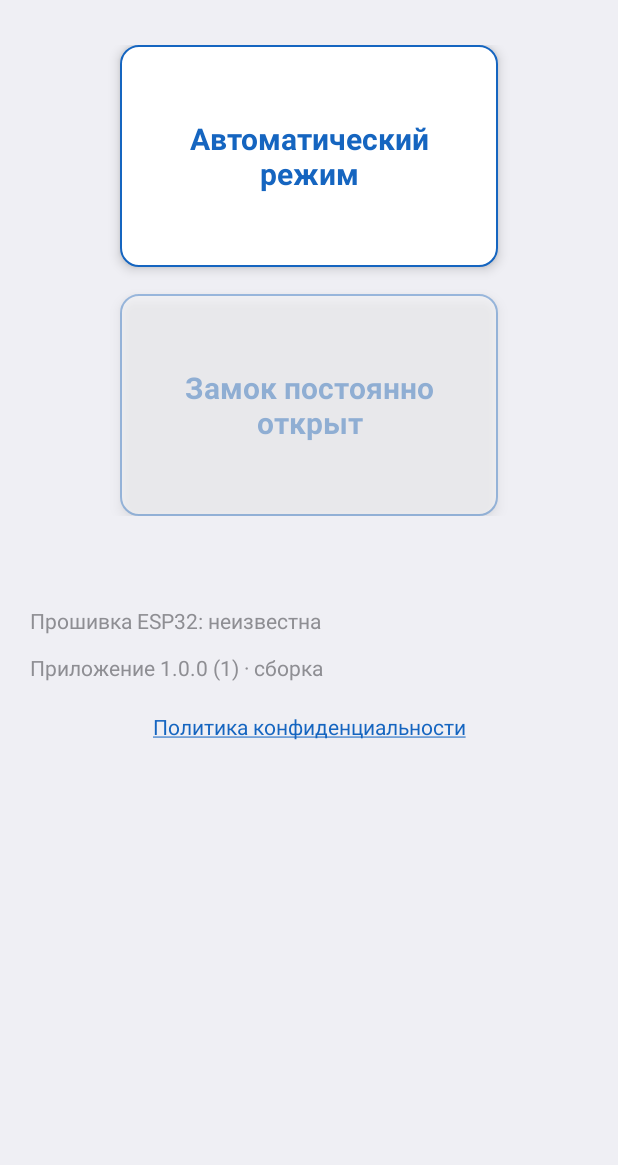
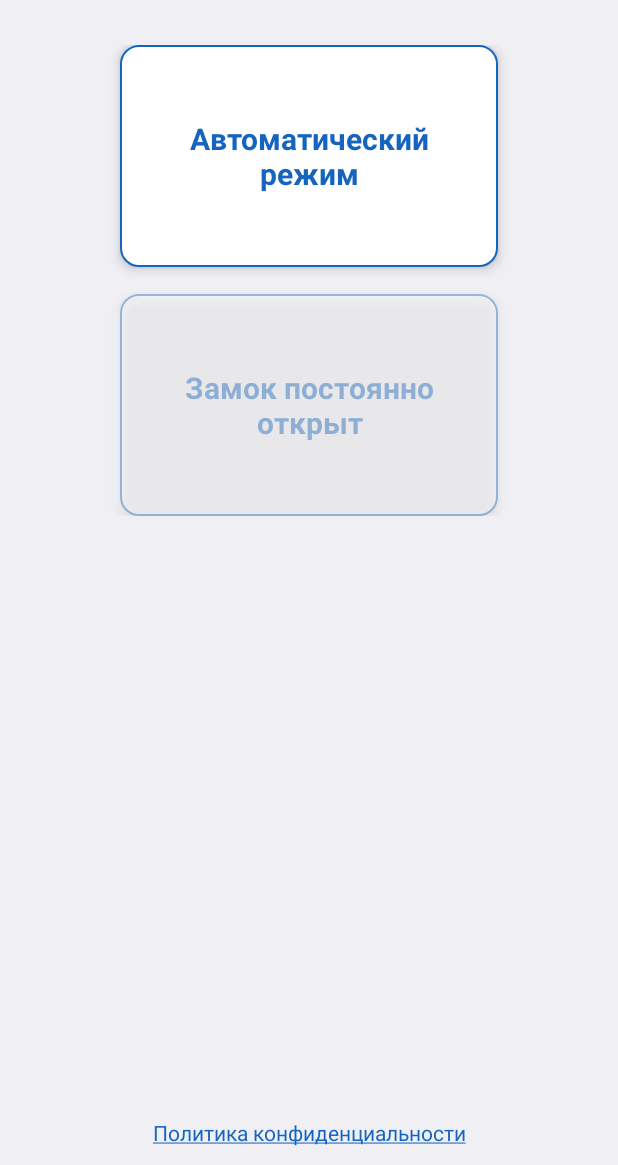
Before and after one commit to uah0/thekidlock, an Android app: the screen it shows after launch (MainActivity), on a phone screen of 412 x 824 dp, the part 71-1236 px from its top. Run offline under Robolectric (Android 15) with nearby library versions, the phone set to English and light mode, and no system bars.

Commit message:
Port production-safe Android release fixes

```diff
--- a/android_lock_beacon/app/src/main/AndroidManifest.xml
+++ b/android_lock_beacon/app/src/main/AndroidManifest.xml
@@ -5,6 +5,7 @@
 
     <uses-permission android:name="android.permission.BLUETOOTH" android:maxSdkVersion="30" />
     <uses-permission android:name="android.permission.BLUETOOTH_ADMIN" android:maxSdkVersion="30" />
+    <uses-permission android:name="android.permission.ACCESS_COARSE_LOCATION" android:maxSdkVersion="32" />
     <uses-permission android:name="android.permission.ACCESS_FINE_LOCATION" android:maxSdkVersion="32" />
     <uses-permission android:name="android.permission.NEARBY_WIFI_DEVICES" />
     <uses-permission android:name="android.permission.CHANGE_WIFI_STATE" />
@@ -15,7 +16,6 @@
     <uses-permission android:name="android.permission.FOREGROUND_SERVICE" />
     <uses-permission android:name="android.permission.FOREGROUND_SERVICE_CONNECTED_DEVICE" />
     <uses-permission android:name="android.permission.RECEIVE_BOOT_COMPLETED" />
-    <uses-permission android:name="android.permission.REQUEST_IGNORE_BATTERY_OPTIMIZATIONS" />
 
     <application
         android:allowBackup="false"
--- a/android_lock_beacon/app/src/main/java/com/blelock/app/BleRepository.kt
+++ b/android_lock_beacon/app/src/main/java/com/blelock/app/BleRepository.kt
@@ -8,6 +8,7 @@ import android.bluetooth.BluetoothGattCharacteristic
 import android.bluetooth.BluetoothGattService
 import android.bluetooth.BluetoothManager
 import android.bluetooth.BluetoothProfile
+import android.bluetooth.BluetoothStatusCodes
 import android.bluetooth.le.ScanCallback
 import android.bluetooth.le.ScanFilter
 import android.bluetooth.le.ScanResult
@@ -817,7 +818,7 @@ class BleRepository(
             if (Build.VERSION.SDK_INT >= 33) {
                 currentGatt.writeCharacteristic(
                     characteristic, value, BluetoothGattCharacteristic.WRITE_TYPE_DEFAULT
-                ) == BluetoothGatt.GATT_SUCCESS
+                ) == BluetoothStatusCodes.SUCCESS
             } else {
                 @Suppress("DEPRECATION")
                 characteristic.value = value
--- a/android_lock_beacon/app/src/main/java/com/blelock/app/BootReceiver.kt
+++ b/android_lock_beacon/app/src/main/java/com/blelock/app/BootReceiver.kt
@@ -10,7 +10,8 @@ class BootReceiver : BroadcastReceiver() {
         val regularBoot = intent.action == Intent.ACTION_BOOT_COMPLETED
         val lockedBoot = Build.VERSION.SDK_INT >= Build.VERSION_CODES.N &&
             intent.action == Intent.ACTION_LOCKED_BOOT_COMPLETED
-        if (!regularBoot && !lockedBoot) return
+        val packageReplaced = intent.action == Intent.ACTION_MY_PACKAGE_REPLACED
+        if (!regularBoot && !lockedBoot && !packageReplaced) return
         if (!LockSettings(context).autoOpenEnabled) {
             return
         }
--- a/android_lock_beacon/app/src/main/java/com/blelock/app/MainActivity.kt
+++ b/android_lock_beacon/app/src/main/java/com/blelock/app/MainActivity.kt
@@ -18,7 +18,6 @@ import android.os.Bundle
 import android.os.Handler
 import android.os.Looper
 import android.os.IBinder
-import android.os.PowerManager
 import android.os.SystemClock
 import android.net.Uri
 import android.net.wifi.WifiManager
@@ -45,6 +44,7 @@ import android.widget.ArrayAdapter
 import android.widget.Space
 import android.widget.Switch
 import android.widget.TextView
+import androidx.core.content.ContextCompat
 import androidx.swiperefreshlayout.widget.SwipeRefreshLayout
 
 class MainActivity : Activity() {
@@ -87,9 +87,7 @@ class MainActivity : Activity() {
     private lateinit var staticSettingsContainer: LinearLayout
     private lateinit var legacyAdvPowerContainer: LinearLayout
     private lateinit var legacyOtaContainer: LinearLayout
-    private lateinit var firmwareVersionView: TextView
     private lateinit var privacyPolicyButton: TextView
-    private lateinit var appVersionView: TextView
     private val adminButtons = mutableListOf<Button>()
     private val dynamicInputs = mutableMapOf<String, View>()
     private val dynamicSchemaItems = mutableMapOf<String, DeclarativeUiItem>()
@@ -296,9 +294,6 @@ class MainActivity : Activity() {
             }
 
             override fun onLockData(info: String?, status: String?) {
-                if (!info.isNullOrBlank()) {
-                    firmwareVersionView.text = getString(R.string.firmware_version, info)
-                }
                 if (::manualKeepOpenButton.isInitialized && !status.isNullOrBlank() &&
                     (keepOpenStatusExpected || !keepOpenCommandPending)) {
                     val alwaysOpen = status.trim().equals("OPEN_HOLD", ignoreCase = true)
@@ -581,11 +576,12 @@ class MainActivity : Activity() {
             addAction(BleLockService.ACTION_CONNECTION_STATE)
             addAction(BleLockService.ACTION_AUTOMATIC_MODE)
         }
-        if (Build.VERSION.SDK_INT >= Build.VERSION_CODES.TIRAMISU) {
-            registerReceiver(backgroundConnectionReceiver, filter, RECEIVER_NOT_EXPORTED)
-        } else {
-            registerReceiver(backgroundConnectionReceiver, filter)
-        }
+        ContextCompat.registerReceiver(
+            this,
+            backgroundConnectionReceiver,
+            filter,
+            ContextCompat.RECEIVER_NOT_EXPORTED
+        )
         backgroundReceiverRegistered = true
         // Сервис мог подключиться ещё до открытия экрана — подтягиваем
         // текущее состояние сразу, не дожидаясь следующей смены состояния.
@@ -677,21 +673,6 @@ class MainActivity : Activity() {
         }
         root.addView(adminContainer, fullWidth())
 
-        firmwareVersionView = TextView(this).apply {
-            text = getString(R.string.firmware_version_unknown)
-            textSize = 14f
-            setTextColor(getColor(R.color.secondary_text))
-        }
-        appVersionView = TextView(this).apply {
-            text = getString(
-                R.string.app_version_release,
-                BuildConfig.VERSION_NAME,
-                BuildConfig.VERSION_CODE,
-                BuildConfig.BUILD_TIMESTAMP
-            )
-            textSize = 14f
-            setTextColor(getColor(R.color.secondary_text))
-        }
         hotspotStatusView = TextView(this).apply {
             text = getString(R.string.local_hotspot_status)
             textSize = 14f
@@ -817,8 +798,6 @@ class MainActivity : Activity() {
             repository.rebootEsp32()
         })
 
-        root.addView(firmwareVersionView, topSpacedFullWidth(12).apply { leftMargin = dp(4) })
-        root.addView(appVersionView, topSpacedFullWidth(12).apply { leftMargin = dp(4) })
         privacyPolicyButton = TextView(this).apply {
             setText(R.string.privacy_policy_button)
             textSize = 14f
@@ -830,8 +809,6 @@ class MainActivity : Activity() {
             isFocusable = true
             setOnClickListener { showPrivacyPolicy() }
         }
-        root.addView(privacyPolicyButton, topSpacedFullWidth(8))
-
         adminContainer.addView(Space(this), fullWidth().apply { height = dp(32) })
 
         val scroll = ScrollView(this).apply {
@@ -854,19 +831,29 @@ class MainActivity : Activity() {
         return FrameLayout(this).apply {
             setBackgroundColor(getColor(R.color.screen_background))
             setOnApplyWindowInsetsListener { view, insets ->
-                val systemBars = if (Build.VERSION.SDK_INT >= Build.VERSION_CODES.R) {
-                    insets.getInsets(WindowInsets.Type.systemBars())
+                val topInset: Int
+                val bottomInset: Int
+                if (Build.VERSION.SDK_INT >= Build.VERSION_CODES.R) {
+                    val systemBars = insets.getInsets(WindowInsets.Type.systemBars())
+                    topInset = systemBars.top
+                    bottomInset = systemBars.bottom
                 } else {
-                    null
-                }
-                val topInset = systemBars?.top ?: insets.systemWindowInsetTop
-                val bottomInset = systemBars?.bottom ?: insets.systemWindowInsetBottom
+                    @Suppress("DEPRECATION")
+                    topInset = insets.systemWindowInsetTop
+                    @Suppress("DEPRECATION")
+                    bottomInset = insets.systemWindowInsetBottom
+                }
                 view.setPadding(0, topInset, 0, bottomInset)
                 insets
             }
             addView(swipeRefresh, FrameLayout.LayoutParams(
                 ViewGroup.LayoutParams.MATCH_PARENT,
                 ViewGroup.LayoutParams.MATCH_PARENT
+            ).apply { bottomMargin = dp(44) })
+            addView(privacyPolicyButton, FrameLayout.LayoutParams(
+                ViewGroup.LayoutParams.MATCH_PARENT,
+                ViewGroup.LayoutParams.WRAP_CONTENT,
+                Gravity.BOTTOM
             ))
             post { requestApplyInsets() }
         }
@@ -1138,7 +1125,17 @@ class MainActivity : Activity() {
     private fun showLegacyBleLocationNoticeIfNeeded() {
         if (Build.VERSION.SDK_INT !in Build.VERSION_CODES.M..Build.VERSION_CODES.R) return
         val locationManager = getSystemService(LocationManager::class.java)
-        if (locationManager.isLocationEnabled || legacyLocationDialog?.isShowing == true) return
+        val locationEnabled = if (Build.VERSION.SDK_INT >= Build.VERSION_CODES.P) {
+            locationManager.isLocationEnabled
+        } else {
+            @Suppress("DEPRECATION")
+            Settings.Secure.getInt(
+                contentResolver,
+                Settings.Secure.LOCATION_MODE,
+                Settings.Secure.LOCATION_MODE_OFF
+            ) != Settings.Secure.LOCATION_MODE_OFF
+        }
+        if (locationEnabled || legacyLocationDialog?.isShowing == true) return
 
         legacyLocationDialog = AlertDialog.Builder(this)
             .setTitle(R.string.legacy_location_required_title)
@@ -1273,7 +1270,7 @@ class MainActivity : Activity() {
             .setTitle(R.string.battery_notice_title)
             .setMessage(R.string.battery_notice_message)
             .setPositiveButton(R.string.battery_notice_open_settings) { _, _ ->
-                requestIgnoreBatteryOptimizations()
+                openBatteryOptimizationSettings()
             }
             .setNegativeButton(android.R.string.cancel, null)
             .setOnDismissListener { showAutoStartNoticeIfNeeded() }
@@ -1306,7 +1303,7 @@ class MainActivity : Activity() {
             manufacturer.contains("poco")
     }
 
-    private fun requestIgnoreBatteryOptimizations() {
+    private fun openBatteryOptimizationSettings() {
         val powerManager = getSystemService(PowerManager::class.java)
         if (powerManager?.isIgnoringBatteryOptimizations(packageName) == true) return
         startActivity(Intent(
--- /dev/null
+++ b/android_lock_beacon/app/src/main/res/values-v27/styles.xml
@@ -0,0 +1,11 @@
+<?xml version="1.0" encoding="utf-8"?>
+<resources>
+    <style name="AppTheme" parent="android:style/Theme.Material.Light.NoActionBar">
+        <item name="android:fontFamily">sans</item>
+        <item name="android:colorAccent">#1565C0</item>
+        <item name="android:navigationBarColor">@color/screen_background</item>
+        <item name="android:statusBarColor">@color/screen_background</item>
+        <item name="android:windowLightNavigationBar">true</item>
+        <item name="android:windowLightStatusBar">true</item>
+    </style>
+</resources>
--- a/android_lock_beacon/app/src/main/res/values/styles.xml
+++ b/android_lock_beacon/app/src/main/res/values/styles.xml
@@ -5,7 +5,6 @@
         <item name="android:colorAccent">#1565C0</item>
         <item name="android:navigationBarColor">@color/screen_background</item>
         <item name="android:statusBarColor">@color/screen_background</item>
-        <item name="android:windowLightNavigationBar">true</item>
         <item name="android:windowLightStatusBar">true</item>
     </style>
 </resources>
```
Also changed, not shown: android_lock_beacon/app/build.gradle.kts (+7 -1 lines), 1 other file.
